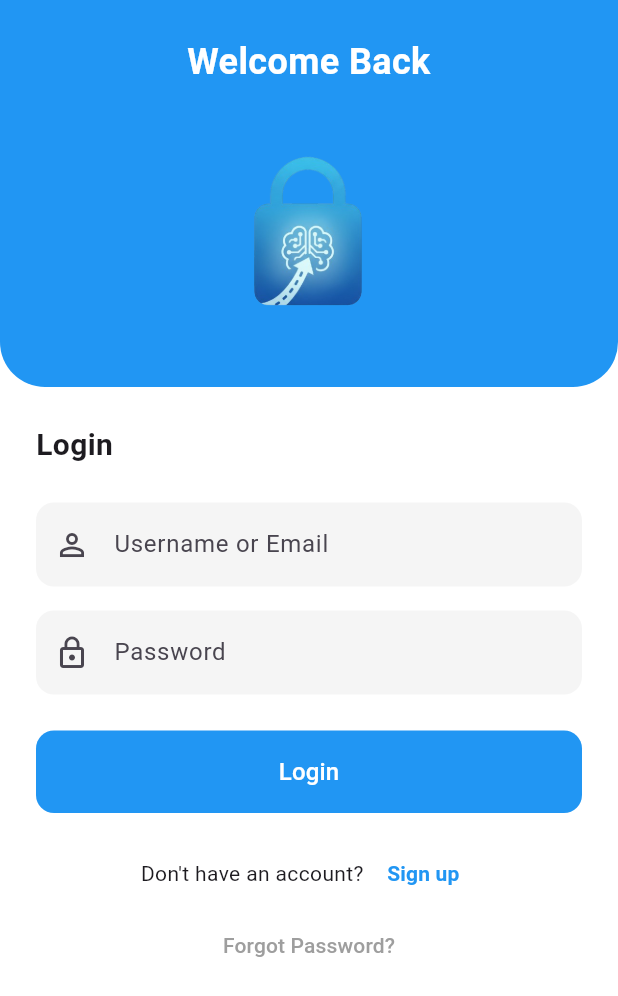
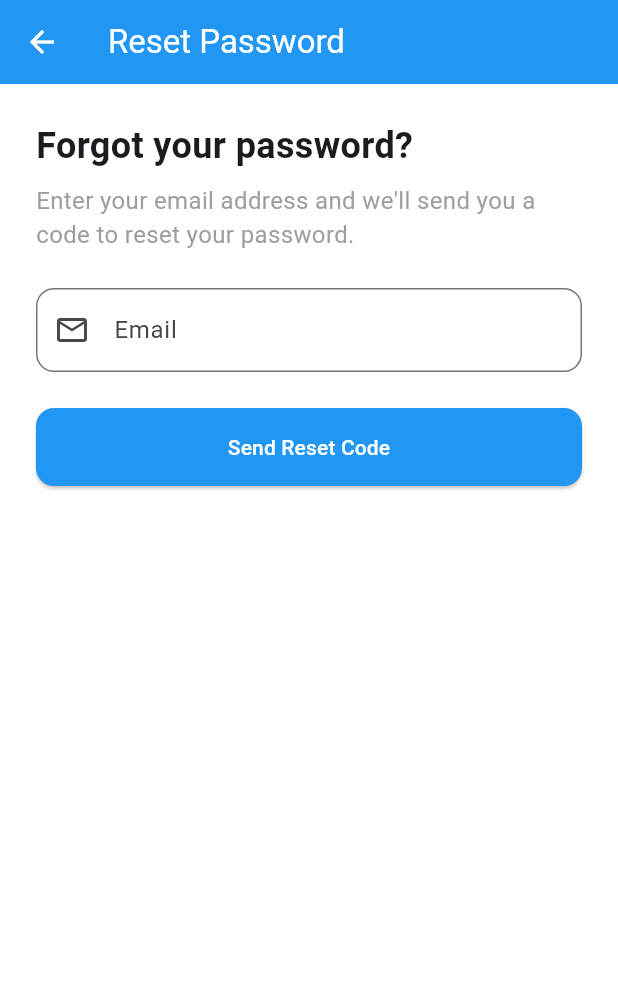
Before and after one commit to MicaellaSalili/smartlocker, a Flutter app: the LoginScreen screen opened by its route, after a tap on "Forgot Password?", on a phone screen of 412 x 824 dp. Shown: the top 996 px of the screen. Run offline on Flutter 3.47's test engine with Material 3 defaults, Android fonts, the phone set to English and light mode, and no system bars.

Commit message:
Update: Frontend - forgot password

```diff
--- /dev/null
+++ b/frontend/lib/screens/forgot_password_screen.dart
@@ -0,0 +1,257 @@
+import 'package:flutter/material.dart';
+import '../services/auth_service.dart';
+
+class ForgotPasswordScreen extends StatefulWidget {
+  const ForgotPasswordScreen({super.key});
+
+  @override
+  State<ForgotPasswordScreen> createState() => _ForgotPasswordScreenState();
+}
+
+class _ForgotPasswordScreenState extends State<ForgotPasswordScreen> {
+  final _formKey = GlobalKey<FormState>();
+  final _emailController = TextEditingController();
+  final _codeController = TextEditingController();
+  final _newPasswordController = TextEditingController();
+  final _confirmPasswordController = TextEditingController();
+
+  bool _isLoading = false;
+  bool _codeSent = false;
+
+  @override
+  void dispose() {
+    _emailController.dispose();
+    _codeController.dispose();
+    _newPasswordController.dispose();
+    _confirmPasswordController.dispose();
+    super.dispose();
+  }
+
+  Future<void> _requestCode() async {
+    if (!_formKey.currentState!.validate()) return;
+
+    setState(() => _isLoading = true);
+
+    try {
+      final email = _emailController.text.trim();
+      final result = await AuthService.requestPasswordReset(email: email);
+
+      if (!mounted) return;
+
+      if (result.ok) {
+        setState(() => _codeSent = true);
+        ScaffoldMessenger.of(context).showSnackBar(
+          const SnackBar(
+            content: Text('Reset code sent to your email'),
+            backgroundColor: Colors.green,
+          ),
+        );
+      } else {
+        ScaffoldMessenger.of(context).showSnackBar(
+          SnackBar(content: Text(result.error ?? 'Failed to send reset code')),
+        );
+      }
+    } catch (e) {
+      if (!mounted) return;
+      ScaffoldMessenger.of(context).showSnackBar(
+        SnackBar(content: Text('Error: $e')),
+      );
+    } finally {
+      if (mounted) setState(() => _isLoading = false);
+    }
+  }
+
+  Future<void> _resetPassword() async {
+    if (!_formKey.currentState!.validate()) return;
+
+    final newPassword = _newPasswordController.text;
+    final confirmPassword = _confirmPasswordController.text;
+
+    if (newPassword != confirmPassword) {
+      ScaffoldMessenger.of(context).showSnackBar(
+        const SnackBar(content: Text('Passwords do not match')),
+      );
+      return;
+    }
+
+    setState(() => _isLoading = true);
+
+    try {
+      final email = _emailController.text.trim();
+      final code = _codeController.text.trim();
+
+      final result = await AuthService.resetPassword(
+        email: email,
+        code: code,
+        newPassword: newPassword,
+      );
+
+      if (!mounted) return;
+
+      if (result.ok) {
+        ScaffoldMessenger.of(context).showSnackBar(
+          const SnackBar(
+            content: Text('Password reset successful'),
+            backgroundColor: Colors.green,
+          ),
+        );
+        Navigator.pop(context); // Go back to login
+      } else {
+        ScaffoldMessenger.of(context).showSnackBar(
+          SnackBar(content: Text(result.error ?? 'Failed to reset password')),
+        );
+      }
+    } catch (e) {
+      if (!mounted) return;
+      ScaffoldMessenger.of(context).showSnackBar(
+        SnackBar(content: Text('Error: $e')),
+      );
+    } finally {
+      if (mounted) setState(() => _isLoading = false);
+    }
+  }
+
+  @override
+  Widget build(BuildContext context) {
+    return Scaffold(
+      appBar: AppBar(
+        title: const Text('Reset Password'),
+        backgroundColor: Colors.blue,
+        foregroundColor: Colors.white,
+      ),
+      body: SingleChildScrollView(
+        padding: const EdgeInsets.all(24.0),
+        child: Form(
+          key: _formKey,
+          child: Column(
+            crossAxisAlignment: CrossAxisAlignment.stretch,
+            children: [
+              const Text(
+                'Forgot your password?',
+                style: TextStyle(
+                  fontSize: 24,
+                  fontWeight: FontWeight.bold,
+                ),
+              ),
+              const SizedBox(height: 8),
+              Text(
+                _codeSent
+                    ? 'Enter the code sent to your email and your new password.'
+                    : 'Enter your email address and we\'ll send you a code to reset your password.',
+                style: const TextStyle(
+                  fontSize: 16,
+                  color: Colors.grey,
+                ),
+              ),
+              const SizedBox(height: 24),
+              TextFormField(
+                controller: _emailController,
+                keyboardType: TextInputType.emailAddress,
+                decoration: InputDecoration(
+                  labelText: 'Email',
+                  border: OutlineInputBorder(
+                    borderRadius: BorderRadius.circular(12),
+                  ),
+                  prefixIcon: const Icon(Icons.email_outlined),
+                ),
+                enabled: !_codeSent, // Disable after code is sent
+                validator: (value) {
+                  if (value == null || value.isEmpty) {
+                    return 'Please enter your email';
+                  }
+                  if (!value.contains('@')) {
+                    return 'Please enter a valid email';
+                  }
+                  return null;
+                },
+              ),
+              if (_codeSent) ...[
+                const SizedBox(height: 16),
+                TextFormField(
+                  controller: _codeController,
+                  decoration: InputDecoration(
+                    labelText: 'Reset Code',
+                    border: OutlineInputBorder(
+                      borderRadius: BorderRadius.circular(12),
+                    ),
+                    prefixIcon: const Icon(Icons.lock_clock_outlined),
+                  ),
+                  validator: (value) {
+                    if (value == null || value.isEmpty) {
+                      return 'Please enter the reset code';
+                    }
+                    return null;
+                  },
+                ),
+                const SizedBox(height: 16),
+                TextFormField(
+                  controller: _newPasswordController,
+                  obscureText: true,
+                  decoration: InputDecoration(
+                    labelText: 'New Password',
+                    border: OutlineInputBorder(
+                      borderRadius: BorderRadius.circular(12),
+                    ),
+                    prefixIcon: const Icon(Icons.lock_outline),
+                  ),
+                  validator: (value) {
+                    if (value == null || value.isEmpty) {
+                      return 'Please enter a new password';
+                    }
+                    if (value.length < 8) {
+                      return 'Password must be at least 8 characters';
+                    }
+                    return null;
+                  },
+                ),
+                const SizedBox(height: 16),
+                TextFormField(
+                  controller: _confirmPasswordController,
+                  obscureText: true,
+                  decoration: InputDecoration(
+                    labelText: 'Confirm Password',
+                    border: OutlineInputBorder(
+                      borderRadius: BorderRadius.circular(12),
+                    ),
+                    prefixIcon: const Icon(Icons.lock_outline),
+                  ),
+                  validator: (value) {
+                    if (value == null || value.isEmpty) {
+                      return 'Please confirm your password';
+                    }
+                    if (value != _newPasswordController.text) {
+                      return 'Passwords do not match';
+                    }
+                    return null;
+                  },
+                ),
+              ],
+              const SizedBox(height: 24),
+              ElevatedButton(
+                onPressed: _isLoading ? null : (_codeSent ? _resetPassword : _requestCode),
+                style: ElevatedButton.styleFrom(
+                  padding: const EdgeInsets.symmetric(vertical: 16),
+                  backgroundColor: Colors.blue,
+                  foregroundColor: Colors.white,
+                  shape: RoundedRectangleBorder(
+                    borderRadius: BorderRadius.circular(12),
+                  ),
+                ),
+                child: _isLoading
+                    ? const SizedBox(
+                        height: 20,
+                        width: 20,
+                        child: CircularProgressIndicator(
+                          strokeWidth: 2,
+                          color: Colors.white,
+                        ),
+                      )
+                    : Text(_codeSent ? 'Reset Password' : 'Send Reset Code'),
+              ),
+            ],
+          ),
+        ),
+      ),
+    );
+  }
+}
--- a/frontend/lib/screens/login_screen.dart
+++ b/frontend/lib/screens/login_screen.dart
@@ -1,7 +1,7 @@
 import 'package:flutter/material.dart';
 import 'home_screen.dart';
+import 'forgot_password_screen.dart';
 import '../services/auth_service.dart';
-import '../models/user_data.dart';
 
 class LoginScreen extends StatefulWidget {
   const LoginScreen({super.key});
@@ -30,10 +30,6 @@ class _LoginScreenState extends State<LoginScreen> {
       final result = await AuthService.login(identifier: identifier, password: password);
       if (!mounted) return;
       if (result.ok) {
-        // Update in-memory current user info from backend response
-        if (result.user != null) {
-          UserData.updateFromJson(result.user!);
-        }
         Navigator.pushAndRemoveUntil(
           context,
           MaterialPageRoute(builder: (_) => const HomeScreen()),
@@ -186,11 +182,19 @@ class _LoginScreenState extends State<LoginScreen> {
                       Center(
                         child: TextButton(
                           onPressed: () {
-                            // TODO: Implement forgot password
+                            Navigator.push(
+                              context,
+                              MaterialPageRoute(
+                                builder: (context) => const ForgotPasswordScreen(),
+                              ),
+                            );
                           },
                           child: const Text(
                             'Forgot Password?',
-                            style: TextStyle(color: Colors.grey),
+                            style: TextStyle(
+                              color: Colors.blue,
+                              fontWeight: FontWeight.bold,
+                            ),
                           ),
                         ),
                       ),
--- a/frontend/lib/services/auth_service.dart
+++ b/frontend/lib/services/auth_service.dart
@@ -133,4 +133,64 @@ class AuthService {
       return (ok: false, error: e.toString(), user: null);
     }
   }
+
+  // Step 1: Request password reset
+  static Future<({bool ok, String? error})> requestPasswordReset({
+    required String email,
+  }) async {
+    final uri = Uri.parse('${ApiConfig.baseUrl}/api/auth/forgot-password');
+    try {
+      final res = await http
+          .post(
+            uri,
+            headers: { 'Content-Type': 'application/json' },
+            body: jsonEncode({
+              'email': email,
+            }),
+          )
+          .timeout(const Duration(seconds: 15));
+
+      if (res.statusCode == 200) {
+        return (ok: true, error: null);
+      }
+
+      final body = res.body.isNotEmpty ? jsonDecode(res.body) as Map<String, dynamic> : <String, dynamic>{};
+      final error = body['error']?.toString() ?? 'Failed to request password reset';
+      return (ok: false, error: error);
+    } catch (e) {
+      return (ok: false, error: e.toString());
+    }
+  }
+
+  // Step 2: Reset password with code
+  static Future<({bool ok, String? error})> resetPassword({
+    required String email,
+    required String code,
+    required String newPassword,
+  }) async {
+    final uri = Uri.parse('${ApiConfig.baseUrl}/api/auth/reset-password');
+    try {
+      final res = await http
+          .post(
+            uri,
+            headers: { 'Content-Type': 'application/json' },
+            body: jsonEncode({
+              'email': email,
+              'code': code,
+              'newPassword': newPassword,
+            }),
+          )
+          .timeout(const Duration(seconds: 15));
+
+      if (res.statusCode == 200) {
+        return (ok: true, error: null);
+      }
+
+      final body = res.body.isNotEmpty ? jsonDecode(res.body) as Map<String, dynamic> : <String, dynamic>{};
+      final error = body['error']?.toString() ?? 'Failed to reset password';
+      return (ok: false, error: error);
+    } catch (e) {
+      return (ok: false, error: e.toString());
+    }
+  }
 }
```
Also changed, not shown: 2 other files.
